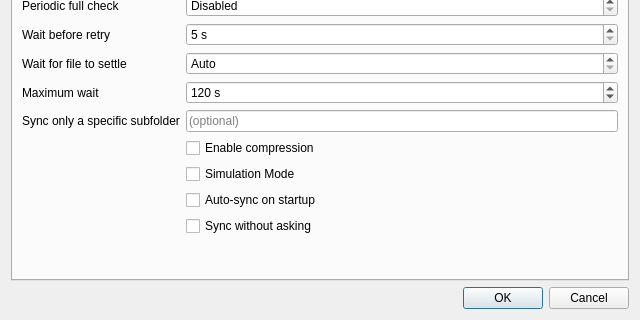
Before: the Qt Designer form hsync_desktop/ui/settings_dialog.ui in albertsdk/hsync-desktop, drawn with Qt 5; both pictures show x 0 to 640 and y 160 to 480 of the 640 by 480 pixel window.
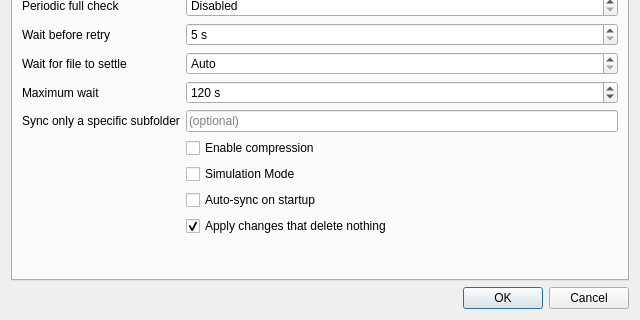
After: the same form once the commit is applied. Icons and pictures are not drawn.

Commit message: feat(settings): apply non-destructive plans without asking by default

The edit to the form file:
```diff
--- a/hsync_desktop/ui/settings_dialog.ui
+++ b/hsync_desktop/ui/settings_dialog.ui
@@ -236,10 +236,10 @@
        <item row="12" column="1">
         <widget class="QCheckBox" name="autoApply">
          <property name="text">
-          <string>Sync without asking</string>
+          <string>Apply changes that delete nothing</string>
          </property>
          <property name="checked">
-          <bool>false</bool>
+          <bool>true</bool>
          </property>
         </widget>
        </item>
```
The commit also changes 25 other files.
